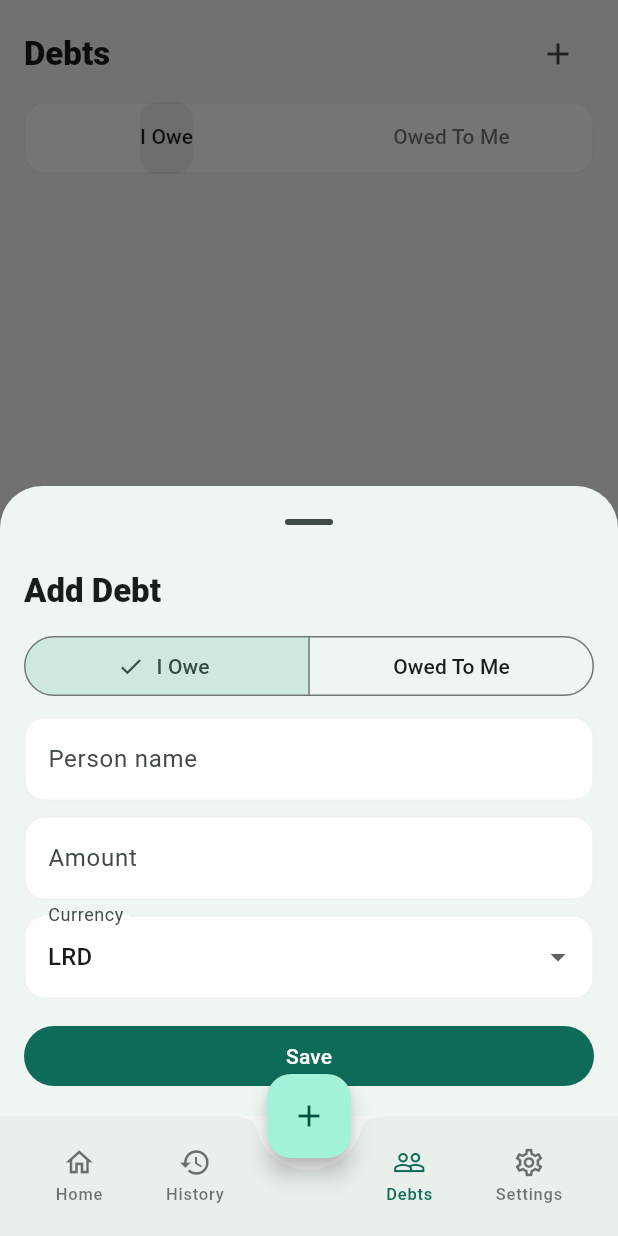
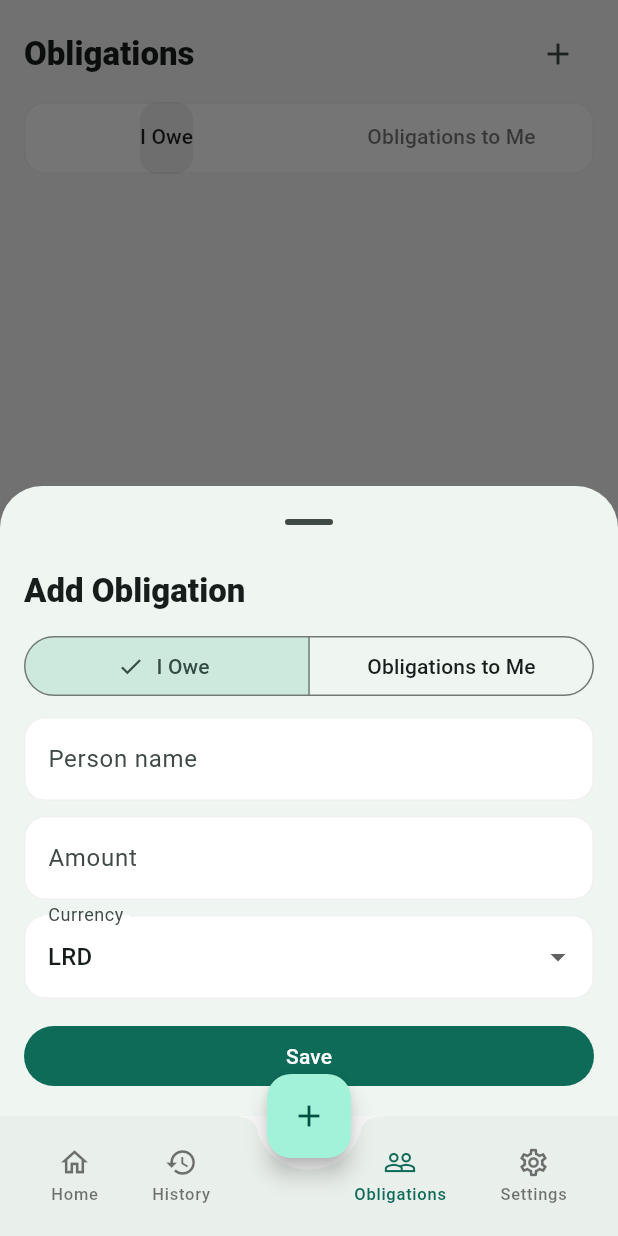
Before and after one commit to ForKingAndCountry/CashSense-Frontend, a Flutter app: the DebtsScreen screen opened by its route, after a tap on the "add" icon, on a phone screen of 412 x 824 dp. Run offline on Flutter 3.47's test engine with Material 3 defaults, Android fonts, the phone set to English and light mode, and no system bars; our stand-ins replace connectivity_plus, dio, flutter_riverpod, flutter_secure_storage, go_router, hive and 2 more; accounts and stored records are empty.

Commit message:
Rename Debts UI labels to Obligations
Co-Authored-By: Obi Blay <blayobi@gmail.com>

```diff
--- a/lib/app/shell.dart
+++ b/lib/app/shell.dart
@@ -81,7 +81,7 @@ class AppShell extends ConsumerWidget {
                 const SizedBox(width: 40),
                 _NavItem(
                   icon: Icons.people_outline,
-                  label: 'Debts',
+                  label: 'Obligations',
                   selected: index == 2,
                   onTap: () => _goForIndex(context, 2),
                 ),
--- a/lib/domain/entities/allocation_plan_entity.dart
+++ b/lib/domain/entities/allocation_plan_entity.dart
@@ -31,7 +31,7 @@ class AllocationPlanEntity {
 
   Map<String, double> splitsFor(double income) => {
         'Untouchable Savings': income * percentSavings / 100,
-        'Debt Repayment': income * percentDebt / 100,
+        'Obligation Repayment': income * percentDebt / 100,
         'Future Investment': income * percentInvestment / 100,
         'Guilt-Free Spending': income * percentGuiltFree / 100,
       };
--- a/lib/features/allocation/presentation/screens/allocation_plan_screen.dart
+++ b/lib/features/allocation/presentation/screens/allocation_plan_screen.dart
@@ -80,7 +80,7 @@ class _AllocationPlanScreenState extends ConsumerState<AllocationPlanScreen> {
               ),
               _PercentField(
                 controller: _debt,
-                label: 'Debt repayment',
+                label: 'Obligation repayment',
                 icon: Icons.credit_card,
                 onChanged: () => setState(() => _rebuildTick++),
               ),
--- a/lib/features/debts/presentation/screens/debts_screen.dart
+++ b/lib/features/debts/presentation/screens/debts_screen.dart
@@ -42,7 +42,7 @@ class _DebtsScreenState extends ConsumerState<DebtsScreen> with SingleTickerProv
             padding: const EdgeInsets.fromLTRB(16, 12, 16, 8),
             child: Row(
               children: [
-                Text('Debts', style: Theme.of(context).textTheme.titleLarge?.copyWith(fontWeight: FontWeight.w800)),
+                Text('Obligations', style: Theme.of(context).textTheme.titleLarge?.copyWith(fontWeight: FontWeight.w800)),
                 const Spacer(),
                 IconButton(onPressed: _openAddDebt, icon: const Icon(Icons.add)),
               ],
@@ -67,7 +67,7 @@ class _DebtsScreenState extends ConsumerState<DebtsScreen> with SingleTickerProv
                 unselectedLabelColor: Colors.black54,
                 tabs: const [
                   Tab(text: 'I Owe'),
-                  Tab(text: 'Owed To Me'),
+                  Tab(text: 'Obligations to Me'),
                 ],
               ),
             ),
@@ -121,7 +121,7 @@ class _DebtList extends ConsumerWidget {
     if (items.isEmpty) {
       return Center(
         child: Text(
-          'No debts yet.',
+          'No obligations yet.',
           style: Theme.of(context).textTheme.bodyMedium?.copyWith(color: Colors.black54),
         ),
       );
@@ -192,12 +192,12 @@ class _AddDebtSheetState extends State<_AddDebtSheet> {
         mainAxisSize: MainAxisSize.min,
         crossAxisAlignment: CrossAxisAlignment.stretch,
         children: [
-          Text('Add Debt', style: Theme.of(context).textTheme.titleLarge?.copyWith(fontWeight: FontWeight.w800)),
+          Text('Add Obligation', style: Theme.of(context).textTheme.titleLarge?.copyWith(fontWeight: FontWeight.w800)),
           const SizedBox(height: 12),
           SegmentedButton<DebtType>(
             segments: const [
               ButtonSegment(value: DebtType.owed, label: Text('I Owe')),
-              ButtonSegment(value: DebtType.lent, label: Text('Owed To Me')),
+              ButtonSegment(value: DebtType.lent, label: Text('Obligations to Me')),
             ],
             selected: {_type},
             onSelectionChanged: (s) => setState(() => _type = s.first),
```
